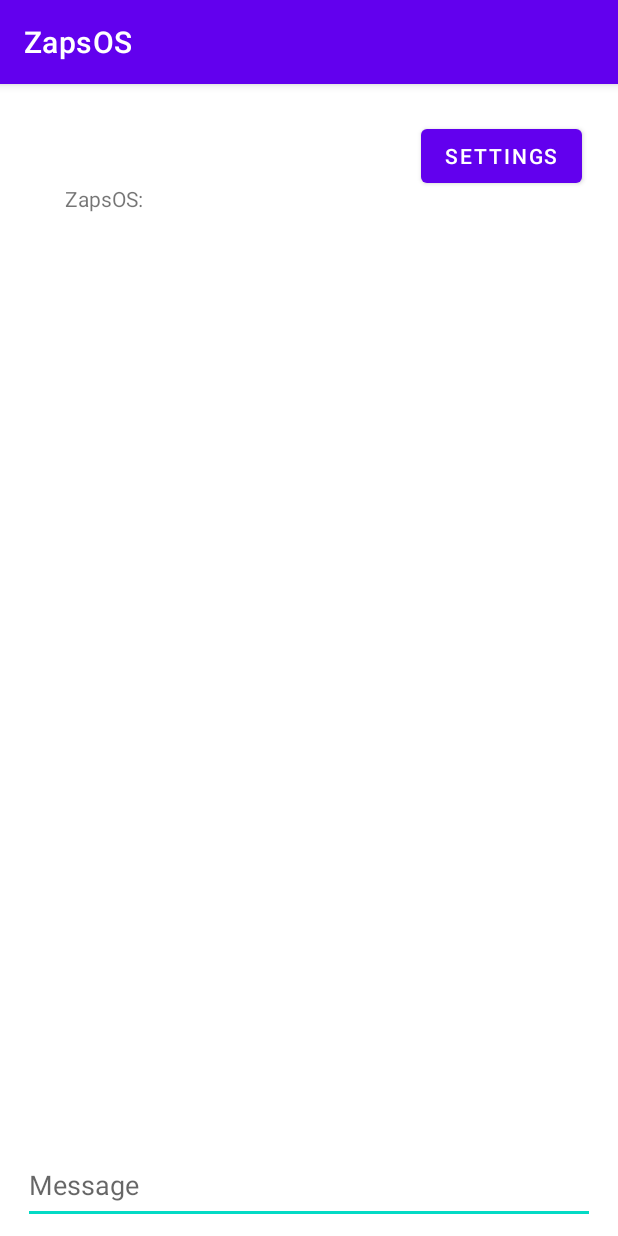
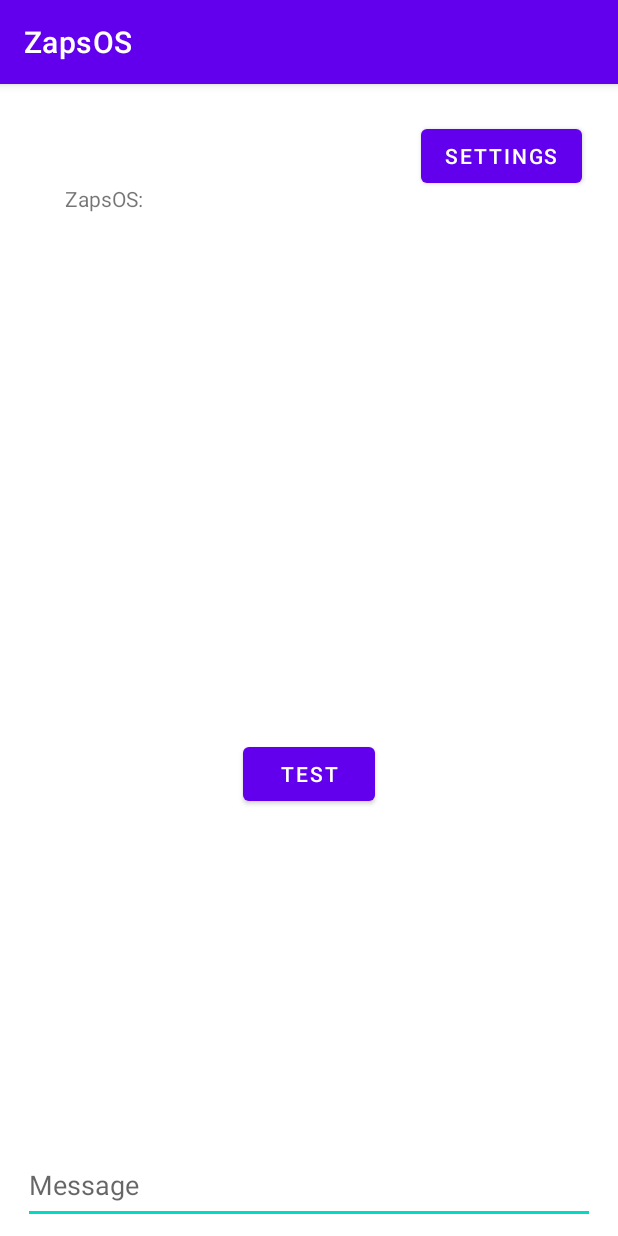
Before and after one commit to Minar0/GlitchOS, an Android app: the screen it shows after launch (MainActivity), on a phone screen of 412 x 824 dp. Run offline under Robolectric (Android 15) with nearby library versions, the phone set to English and light mode, and no system bars; libraries missing offline, so code that uses them is left out: com.spotify.android.

Commit message:
Music Module time

```diff
--- a/android/app/src/main/java/com/whmin/zapsos/MainActivity.kt
+++ b/android/app/src/main/java/com/whmin/zapsos/MainActivity.kt
@@ -3,7 +3,6 @@ package com.whmin.zapsos
 import android.content.Intent
 import android.content.pm.ApplicationInfo
 import android.content.pm.PackageManager
-import android.os.Build
 import android.os.Bundle
 import android.view.View
 import android.view.inputmethod.EditorInfo
@@ -13,13 +12,15 @@ import android.widget.TextView
 import android.widget.TextView.OnEditorActionListener
 import android.widget.Toast
 import androidx.appcompat.app.AppCompatActivity
+import androidx.preference.PreferenceManager
+import com.whmin.zapsos.modules.ModuleManager
 
 
 class MainActivity : AppCompatActivity() {
-
     lateinit var inputBox: EditText
     lateinit var responseBox: TextView
     lateinit var metadata: Bundle
+    lateinit var moduleManager: ModuleManager
     var userInput: String = ""
     //val IntentRecognizer = IntentRecogManager()
 
@@ -27,8 +28,8 @@ class MainActivity : AppCompatActivity() {
         super.onCreate(savedInstanceState)
         setContentView(R.layout.message_screen)
 
-        inputBox=findViewById(R.id.userInput)
-        responseBox=findViewById(R.id.zapsosResponse)
+        inputBox = findViewById(R.id.userInput)
+        responseBox = findViewById(R.id.zapsosResponse)
 
         inputBox.setOnEditorActionListener(OnEditorActionListener { _, actionId, _ ->
             //I'm not sure why handled matters
@@ -36,8 +37,8 @@ class MainActivity : AppCompatActivity() {
 
             //Code only runs when the send key is pressed
             if (actionId == EditorInfo.IME_ACTION_SEND) {
-                userInput=inputBox.text.toString()
-                responseBox.text=userInput
+                userInput = inputBox.text.toString()
+                responseBox.text = userInput
 
                 //This will close the soft keyboard from the current view, if it is focused
                 val view = this.currentFocus
@@ -47,31 +48,32 @@ class MainActivity : AppCompatActivity() {
                 }
                 //Clears the text in the input box
                 inputBox.setText("")
-
                 handled = true
             }
             handled
-
         })
 
-        //This is a really fun way to do the metadata initialization using Kotlin's weird if statement variable stuff. metadata is equal to an if statement. if the build version is past a certain amount, it'll set it equal to the true block. If not, it'll use the old way of doing stuff
-        metadata = if (Build.VERSION.SDK_INT >= Build.VERSION_CODES.TIRAMISU)
-        {
-            this.packageManager.getApplicationInfo(this.packageName,PackageManager.ApplicationInfoFlags.of(0))
-                .metaData
-        }
-        else
-        {
-            this.packageManager
-                .getApplicationInfo(this.packageName, PackageManager.GET_META_DATA)
-                .metaData
-        }
+        val sharedPref = PreferenceManager.getDefaultSharedPreferences(this)
+        metadata = getApplicationMetadata()
+        moduleManager = ModuleManager(metadata,sharedPref)
     }
+
     fun goToSettings(view: View?) {
         val intent = Intent(this, SettingsActivity::class.java)
         val stringy = metadata.getString("SPOTIFY_ID")
         val toast = Toast.makeText(this, stringy, Toast.LENGTH_LONG) // in Activity
         toast.show()
-        //startActivity(intent)
+        startActivity(intent)
+    }
+
+    fun test(view: View?){
+        moduleManager.music
+    }
+
+    private fun getApplicationMetadata(): Bundle {
+        //I don't care if it's depreciated. It works and I can't spend more time on it
+        val appInfo: ApplicationInfo =
+            packageManager.getApplicationInfo(packageName, PackageManager.GET_META_DATA)
+        return appInfo.metaData
     }
 }
--- a/android/app/src/main/java/com/whmin/zapsos/SettingsActivity.kt
+++ b/android/app/src/main/java/com/whmin/zapsos/SettingsActivity.kt
@@ -69,7 +69,7 @@ class SettingsActivity : AppCompatActivity(),
         }
     }
 
-    class MessagesFragment : PreferenceFragmentCompat() {
+    class Music : PreferenceFragmentCompat() {
         override fun onCreatePreferences(savedInstanceState: Bundle?, rootKey: String?) {
             setPreferencesFromResource(R.xml.music_preferences, rootKey)
         }
--- /dev/null
+++ b/android/app/src/main/java/com/whmin/zapsos/modules/ModuleManager.kt
@@ -0,0 +1,10 @@
+package com.whmin.zapsos.modules
+
+import android.content.SharedPreferences
+import android.os.Bundle
+import com.whmin.zapsos.SettingsActivity
+
+//Class stores and controls the various modules. Hopefully
+class ModuleManager(private val metadata: Bundle, private val sharedPref: SharedPreferences) {
+    val music = Music(metadata,sharedPref)
+}
--- a/android/app/src/main/java/com/whmin/zapsos/userIntents/Calendar.kt
+++ b/android/app/src/main/java/com/whmin/zapsos/userIntents/Calendar.kt
@@ -1,4 +1,3 @@
 package com.whmin.zapsos.userIntents
 
-class Calendar {
-}
+class Calendar
--- a/android/app/src/main/java/com/whmin/zapsos/userIntents/Music.kt
+++ b/android/app/src/main/java/com/whmin/zapsos/userIntents/Music.kt
@@ -1,4 +1,3 @@
 package com.whmin.zapsos.userIntents
 
-class Music {
-}
+class Music
--- a/android/app/src/main/java/com/whmin/zapsos/userIntents/UserIntent.kt
+++ b/android/app/src/main/java/com/whmin/zapsos/userIntents/UserIntent.kt
@@ -1,4 +1,3 @@
 package com.whmin.zapsos.userIntents
 
-class UserIntent {
-}
+class UserIntent
--- a/android/app/src/main/res/layout/message_screen.xml
+++ b/android/app/src/main/res/layout/message_screen.xml
@@ -49,4 +49,14 @@
         app:layout_constraintEnd_toEndOf="parent"
         app:layout_constraintTop_toTopOf="parent" />
 
+    <Button
+        android:id="@+id/test"
+        android:layout_width="wrap_content"
+        android:layout_height="wrap_content"
+        android:text="Test"
+        app:layout_constraintBottom_toTopOf="@+id/userInput"
+        app:layout_constraintEnd_toEndOf="parent"
+        app:layout_constraintStart_toStartOf="parent"
+        app:layout_constraintTop_toBottomOf="@+id/zapsosResponse" />
+
 </androidx.constraintlayout.widget.ConstraintLayout>
--- a/android/app/src/main/res/values/strings.xml
+++ b/android/app/src/main/res/values/strings.xml
@@ -9,7 +9,7 @@
     <string name="sync_header">Sync</string>
 
     <!-- Messages Preferences -->
-    <string name="signature_title">Your signature</string>
+    <string name="preferred_music_service">Preferred Music Service</string>
     <string name="reply_title">Default reply action</string>
 
     <!-- Sync Preferences -->
--- a/android/app/src/main/res/xml/music_preferences.xml
+++ b/android/app/src/main/res/xml/music_preferences.xml
@@ -1,8 +1,8 @@
 <PreferenceScreen xmlns:app="http://schemas.android.com/apk/res-auto">
 
-    <EditTextPreference
-        app:key="signature"
-        app:title="@string/signature_title"
+    <ListPreference
+        app:key="preferred_music_service"
+        app:title="@string/preferred_music_service"
         app:useSimpleSummaryProvider="true" />
 
     <ListPreference
```
Also changed, not shown: android/app/build.gradle (+23 -0 lines), android/app/src/main/java/com/whmin/zapsos/MetadataManager.kt (added, +8 -0 lines), android/app/src/main/java/com/whmin/zapsos/modules/Music.kt (added, +52 -0 lines), android/app/src/main/java/com/whmin/zapsos/modules/music/Spotify.kt (deleted, +0 -9 lines), android/app/src/main/res/layout/activity_main.xml (+2 -13 lines), android/app/src/main/res/values/arrays.xml (+12 -0 lines), android/gradle/wrapper/gradle-wrapper.properties, 1 other file.
